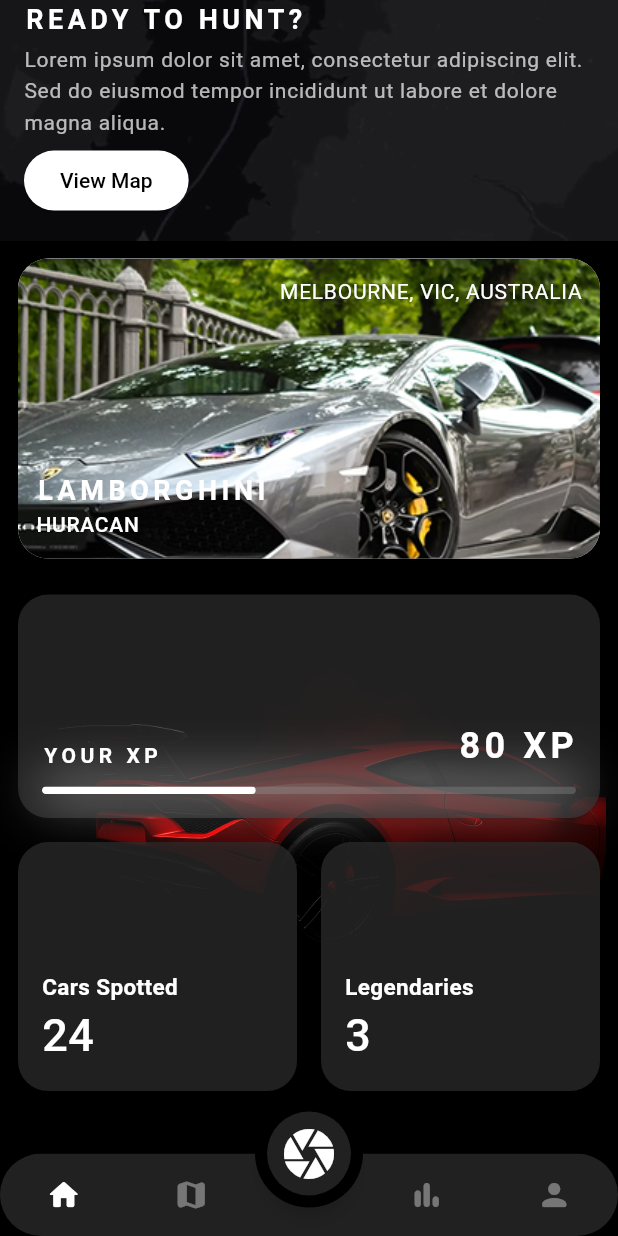
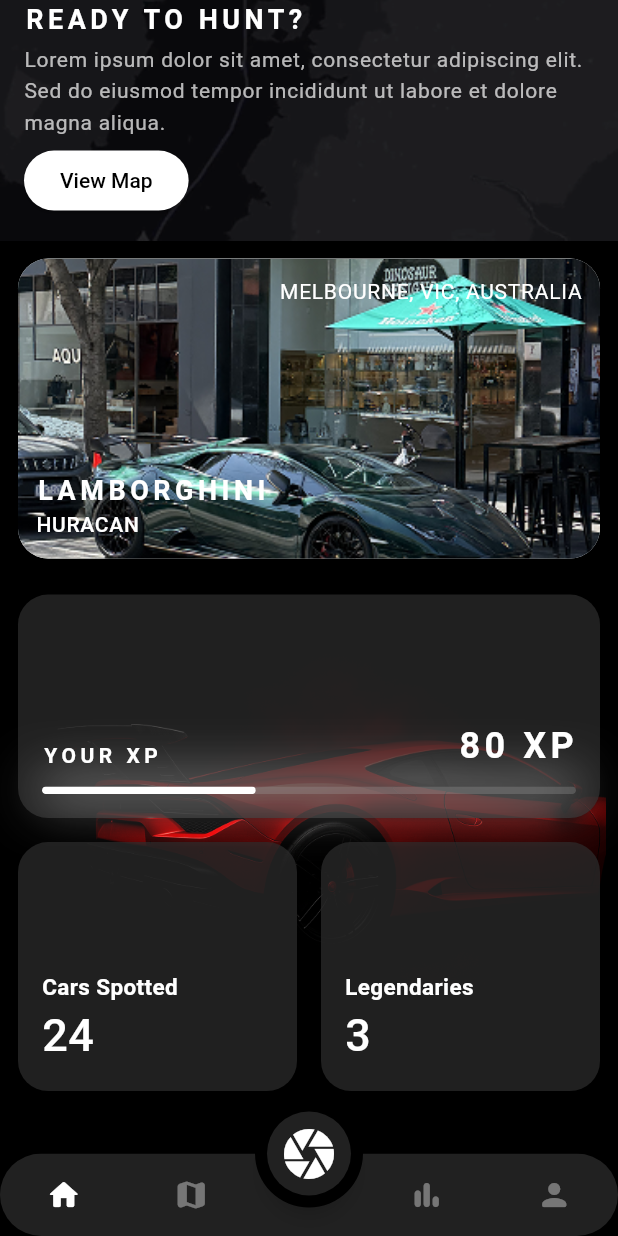
Before and after one commit to sabikrahat/riderspotr, a Flutter app: the HomeScreen screen opened by its route, scrolled down 334 dp, on a phone screen of 412 x 824 dp. Run offline on Flutter 3.47's test engine with Material 3 defaults, Android fonts, the phone set to English and light mode, and no system bars; drawn by our look-alikes of animated_bottom_navigation_bar, toastification; our stand-ins replace camera, flutter_riverpod, flutter_svg, form_builder_validators, gap, go_router and 6 more; accounts and stored records are empty; generated files the repository leaves out were written again; network calls fail; Roboto replaces fonts that are missing (Montserrat).

Commit message:
Refactor code structure for improved readability and maintainability

```diff
--- a/lib/presentation/pages/home/home_screen.dart
+++ b/lib/presentation/pages/home/home_screen.dart
@@ -123,7 +123,7 @@ class HomeScreen extends ConsumerWidget {
                       child: ClipRRect(
                         borderRadius: BorderRadius.circular(20),
                         child: Image.asset(
-                          'assets/images/demo-short.png',
+                          'assets/images/lamborghini-hurcan.png',
                           height: 200,
                           width: double.infinity,
                           fit: BoxFit.cover,
```
Also changed, not shown: assets/images/history-1.png (added), assets/images/history-2.png (added), assets/images/lamborghini-hurcan.png (added), assets/images/production.png (added), assets/images/specs.png (added).
